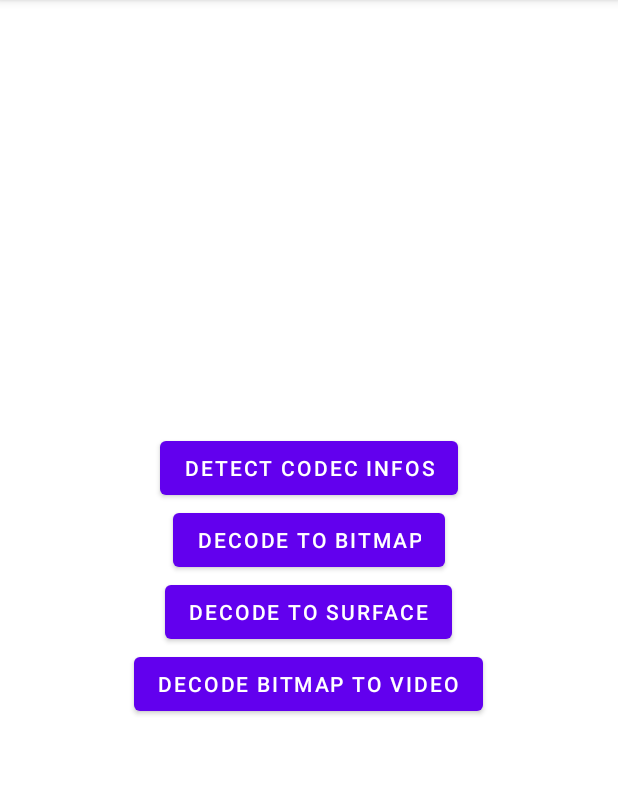
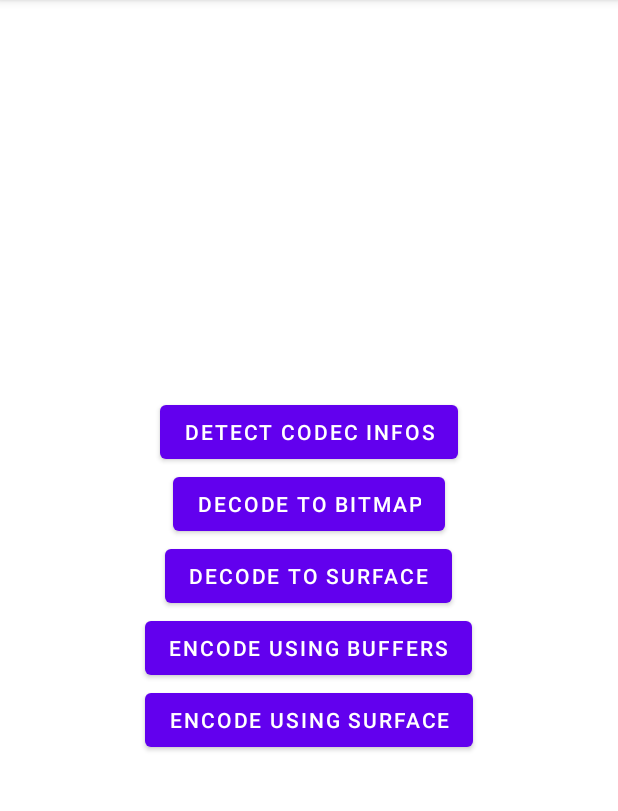
Before and after one commit to jiemojiemo/LearnMediaCodec, an Android app: the screen it shows after launch (MainActivity), on a phone screen of 412 x 824 dp, the part 84-895 px from its top. Run offline under Robolectric (Android 15) with nearby library versions, the phone set to English and light mode, and no system bars.

```diff
--- a/app/src/main/AndroidManifest.xml
+++ b/app/src/main/AndroidManifest.xml
@@ -11,6 +11,9 @@
         android:supportsRtl="true"
         android:theme="@style/Theme.LearnMediaCodec"
         tools:targetApi="31">
+        <activity
+            android:name=".EncodeUsingSurfaceActivity"
+            android:exported="false" />
         <activity
             android:name=".EncodeUsingBuffersActivity"
             android:exported="false" />
--- a/app/src/main/java/com/example/learnmediacodec/EncodeUsingBuffersActivity.kt
+++ b/app/src/main/java/com/example/learnmediacodec/EncodeUsingBuffersActivity.kt
@@ -28,12 +28,12 @@ class EncodeUsingBuffersActivity : AppCompatActivity() {
         val btnStartEncodingAsync = findViewById<android.widget.Button>(R.id.btn_start_encoding_async)
         btnStartEncodingAsync.setOnClickListener {
             Thread {
-                encodingAsync()
+                encodeUsingBuffersAsync()
             }.start()
         }
     }
 
-    private fun encodingAsync(){
+    private fun encodeUsingBuffersAsync(){
         // create encoder
         val mimeType = MediaFormat.MIMETYPE_VIDEO_AVC
         val format = MediaFormat.createVideoFormat(mimeType, mWidth, mHeight)
--- a/app/src/main/java/com/example/learnmediacodec/MainActivity.kt
+++ b/app/src/main/java/com/example/learnmediacodec/MainActivity.kt
@@ -25,8 +25,13 @@ class MainActivity : AppCompatActivity() {
             startActivity(intent)
         }
 
-        findViewById<Button>(R.id.btn_encode_bitmap).setOnClickListener{
+        findViewById<Button>(R.id.btn_encode_using_buffers).setOnClickListener{
             val intent = Intent(this, EncodeUsingBuffersActivity::class.java)
+            startActivity(intent)
+        }
+
+        findViewById<Button>(R.id.btn_encode_using_surface).setOnClickListener{
+            val intent = Intent(this, EncodeUsingSurfaceActivity::class.java)
             startActivity(intent)
         }
     }
--- a/app/src/main/res/layout/activity_main.xml
+++ b/app/src/main/res/layout/activity_main.xml
@@ -31,10 +31,16 @@
             android:text="Decode to surface" />
 
         <Button
-            android:id="@+id/btn_encode_bitmap"
+            android:id="@+id/btn_encode_using_buffers"
             android:layout_width="wrap_content"
             android:layout_height="wrap_content"
-            android:text="Decode bitmap to video" />
+            android:text="Encode using buffers" />
+
+        <Button
+            android:id="@+id/btn_encode_using_surface"
+            android:layout_width="wrap_content"
+            android:layout_height="wrap_content"
+            android:text="Encode using surface" />
 
     </LinearLayout>
 
```
Also changed, not shown: app/src/main/java/com/example/learnmediacodec/EncodeUsingSurfaceActivity.kt (added, +46 -0 lines), app/src/main/res/layout/activity_encode_using_surface.xml (renamed from app/src/main/res/layout/activity_encode_using_buffers.xml, +13 -3 lines).
